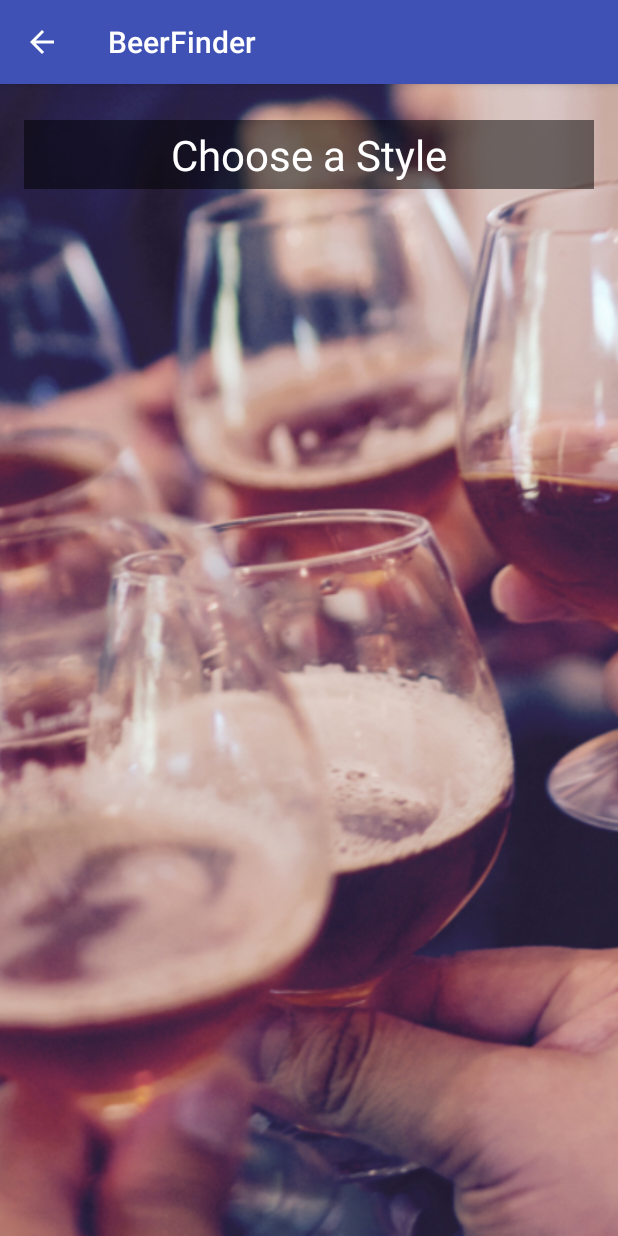
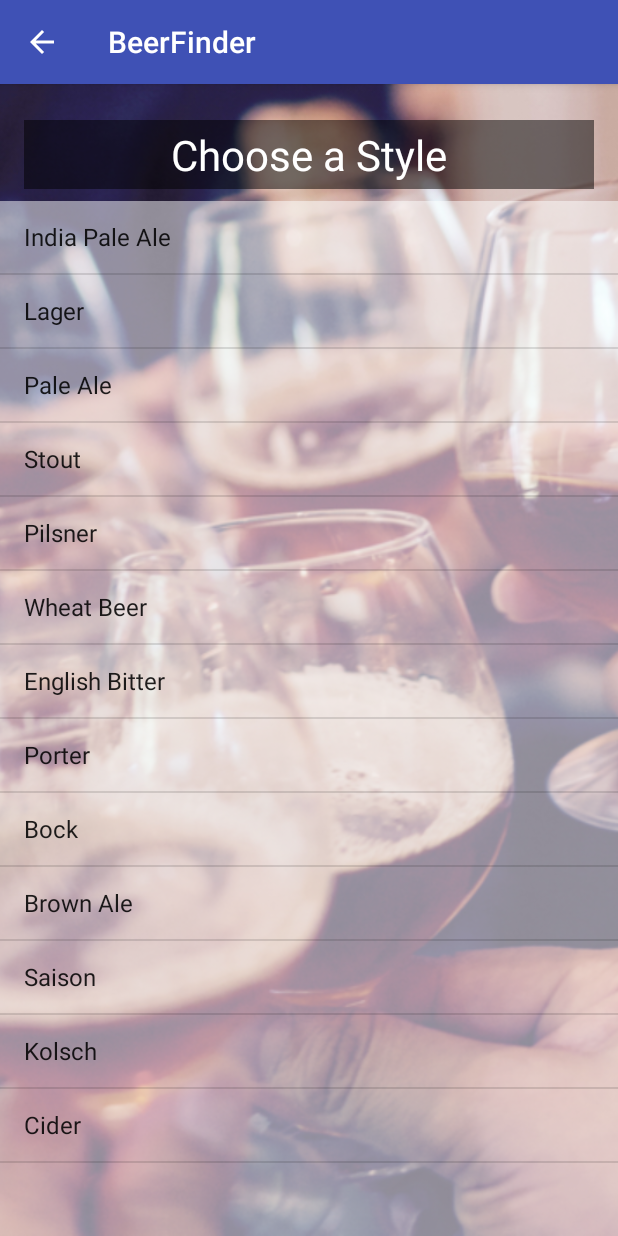
Before and after one commit to ryanmcalpin/beer-finder, an Android app: the StyleSearchActivity screen opened directly, with no data from a screen before it, on a phone screen of 412 x 824 dp. Run offline under Robolectric (Android 15) with nearby library versions, the phone set to English and light mode, and no system bars; our stand-ins replace ButterKnife.

Commit message:
add StyleListAdapter implemented on StyleSearchActivity

```diff
--- a/app/src/main/java/com/epicodus/beerfinder/BeerArrayAdapter.java
+++ b/app/src/main/java/com/epicodus/beerfinder/BeerArrayAdapter.java
@@ -13,6 +13,7 @@ public class BeerArrayAdapter extends ArrayAdapter {
 
     public BeerArrayAdapter(Context mContext, int resource, String[] mBeers) {
         super(mContext, resource);
+        this.mContext = mContext;
         this.mBeers = mBeers;
     }
 
--- a/app/src/main/java/com/epicodus/beerfinder/BeerSearchActivity.java
+++ b/app/src/main/java/com/epicodus/beerfinder/BeerSearchActivity.java
@@ -29,7 +29,7 @@ public class BeerSearchActivity extends AppCompatActivity implements View.OnClic
         String params = mSearchText.getText().toString();
         if (params.trim().length() == 0) {
             mSearchText.setError("Required");
-//            mSearchText.setText("");
+            mSearchText.setText("");
         } else {
             Intent intent = new Intent(BeerSearchActivity.this, SearchResultsActivity.class);
             intent.putExtra("params", params);
--- a/app/src/main/java/com/epicodus/beerfinder/StyleListAdapter.java
+++ b/app/src/main/java/com/epicodus/beerfinder/StyleListAdapter.java
@@ -14,13 +14,14 @@ public class StyleListAdapter extends ArrayAdapter {
 
     public StyleListAdapter(Context mContext, int resource, String[] mStyles) {
         super(mContext, resource);
+        this.mContext = mContext;
         this.mStyles = mStyles;
     }
 
     @Override
     public Object getItem(int position) {
         String style = mStyles[position];
-        return style;
+        return String.format(style);
     }
 
     @Override
--- a/app/src/main/java/com/epicodus/beerfinder/StyleSearchActivity.java
+++ b/app/src/main/java/com/epicodus/beerfinder/StyleSearchActivity.java
@@ -1,13 +1,42 @@
 package com.epicodus.beerfinder;
 
+import android.content.Intent;
 import android.support.v7.app.AppCompatActivity;
 import android.os.Bundle;
+import android.view.View;
+import android.widget.AdapterView;
+import android.widget.ListView;
+import android.widget.TextView;
+import android.widget.Toast;
+
+import butterknife.Bind;
+import butterknife.ButterKnife;
 
 public class StyleSearchActivity extends AppCompatActivity {
+
+    @Bind(R.id.styleListView) ListView mStylesList;
+
+    private String[] styles = new String[] {"India Pale Ale", "Lager", "Pale Ale", "Stout", "Pilsner", "Wheat Beer", "English Bitter", "Porter", "Bock", "Brown Ale", "Saison", "Kolsch", "Cider"};
 
     @Override
     protected void onCreate(Bundle savedInstanceState) {
         super.onCreate(savedInstanceState);
         setContentView(R.layout.activity_style_search);
+        ButterKnife.bind(this);
+
+        StyleListAdapter adapter = new StyleListAdapter(this, android.R.layout.simple_list_item_1, styles);
+        mStylesList.setAdapter(adapter);
+
+        mStylesList.setOnItemClickListener(new AdapterView.OnItemClickListener() {
+            @Override
+            public void onItemClick(AdapterView<?> parent, View view, int position, long id) {
+                String style = ((TextView) view).getText().toString();
+                Toast.makeText(StyleSearchActivity.this, style, Toast.LENGTH_SHORT).show();
+
+                Intent intent = new Intent(StyleSearchActivity.this, SearchResultsActivity.class);
+                intent.putExtra("params", style);
+                startActivity(intent);
+            }
+        });
     }
 }
--- a/app/src/main/res/layout/activity_style_search.xml
+++ b/app/src/main/res/layout/activity_style_search.xml
@@ -28,7 +28,8 @@
         app:layout_constraintRight_toRightOf="parent"
         app:layout_constraintHorizontal_bias="0.375"
         android:layout_marginTop="8dp"
-        app:layout_constraintTop_toBottomOf="@+id/textView"></ListView>
+        app:layout_constraintTop_toBottomOf="@+id/textView"
+        android:background="@color/clearWhite"></ListView>
 
     <TextView
         android:id="@+id/textView"
--- a/app/src/main/res/values/colors.xml
+++ b/app/src/main/res/values/colors.xml
@@ -6,4 +6,5 @@
     <color name="textBackground">#80000000</color>
     <color name="buttonBackground">#99000000</color>
     <color name="lightGrey">#BABABA</color>
+    <color name="clearWhite">#80FFFFFF</color>
 </resources>
```
